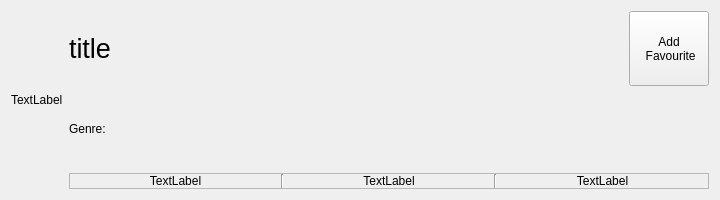
Old version of the form ClipFlix/serie_scroll.ui in the repository andralves717/IHC_Clipflix.
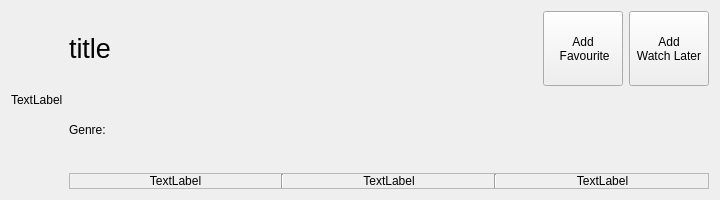
New version of the form.

Commit message: Watch Later added

Diff of the .ui file:
```diff
--- a/ClipFlix/serie_scroll.ui
+++ b/ClipFlix/serie_scroll.ui
@@ -57,7 +57,7 @@
             <string>&lt;html&gt;&lt;head/&gt;&lt;body&gt;&lt;p&gt;&lt;span style=&quot; font-size:20pt;&quot;&gt;title&lt;/span&gt;&lt;/p&gt;&lt;/body&gt;&lt;/html&gt;</string>
            </property>
            <property name="textInteractionFlags">
-            <set>Qt::LinksAccessibleByMouse|Qt::TextSelectableByMouse</set>
+            <set>Qt::LinksAccessibleByMouse</set>
            </property>
           </widget>
          </item>
@@ -75,6 +75,20 @@
            </property>
           </widget>
          </item>
+         <item>
+          <widget class="QPushButton" name="addWL">
+           <property name="sizePolicy">
+            <sizepolicy hsizetype="Maximum" vsizetype="Minimum">
+             <horstretch>0</horstretch>
+             <verstretch>0</verstretch>
+            </sizepolicy>
+           </property>
+           <property name="text">
+            <string>Add
+Watch Later</string>
+           </property>
+          </widget>
+         </item>
         </layout>
        </item>
        <item>
@@ -83,7 +97,7 @@
           <string>Genre:</string>
          </property>
          <property name="textInteractionFlags">
-          <set>Qt::LinksAccessibleByMouse|Qt::TextSelectableByMouse</set>
+          <set>Qt::LinksAccessibleByMouse</set>
          </property>
         </widget>
        </item>
@@ -128,7 +142,7 @@
                <set>Qt::AlignCenter</set>
               </property>
               <property name="textInteractionFlags">
-               <set>Qt::LinksAccessibleByMouse|Qt::TextSelectableByMouse</set>
+               <set>Qt::LinksAccessibleByMouse</set>
               </property>
              </widget>
             </item>
@@ -148,7 +162,7 @@
                <set>Qt::AlignCenter</set>
               </property>
               <property name="textInteractionFlags">
-               <set>Qt::LinksAccessibleByMouse|Qt::TextSelectableByMouse</set>
+               <set>Qt::LinksAccessibleByMouse</set>
               </property>
              </widget>
             </item>
@@ -168,7 +182,7 @@
                <set>Qt::AlignCenter</set>
               </property>
               <property name="textInteractionFlags">
-               <set>Qt::LinksAccessibleByMouse|Qt::TextSelectableByMouse</set>
+               <set>Qt::LinksAccessibleByMouse</set>
               </property>
              </widget>
             </item>
```
The commit also changes 28 other files.
